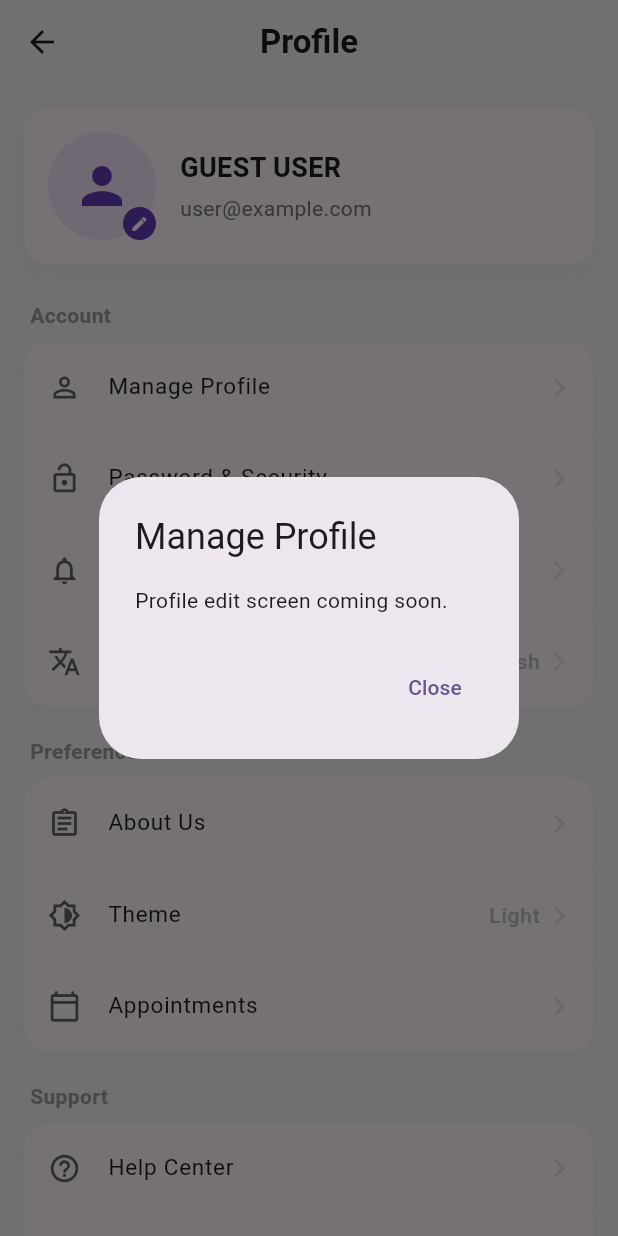
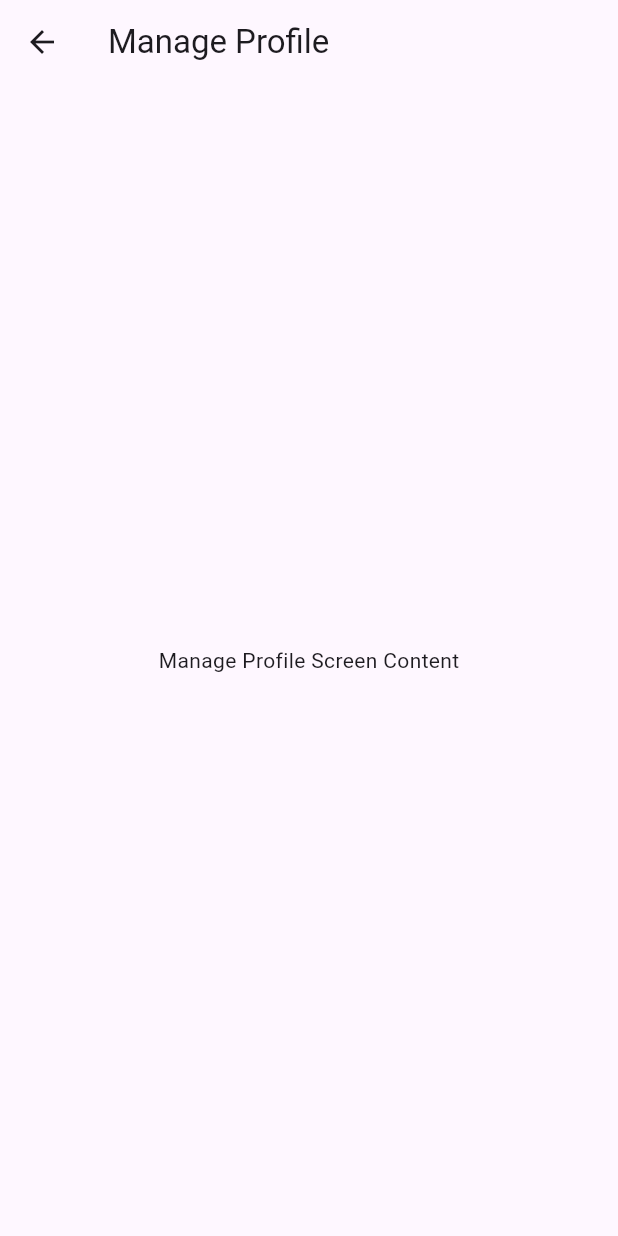
Before and after one commit to KONGBARANG/project-flutter, a Flutter app: the ProfileScreen screen opened directly, after a tap on "Manage Profile", on a phone screen of 412 x 824 dp. Run offline on Flutter 3.47's test engine with Material 3 defaults, Android fonts, the phone set to English and light mode, and no system bars; our stand-ins replace image_picker.

Commit message:
Upload 4 file and commit , fix the code.

```diff
--- a/lib/features/profile/profile_screen.dart
+++ b/lib/features/profile/profile_screen.dart
@@ -5,8 +5,14 @@ import 'package:provider/provider.dart';
 import '../../providers/auth_provider.dart';
 import '../../providers/language_provider.dart';
 import '../../providers/profile_provider.dart';
-import '../../providers/theme_provider.dart'; // Import ដើម្បីទាញយកស្ថានភាព Light/Dark Mode
+import '../../providers/theme_provider.dart';
 import '../notification/notification_screen.dart';
+
+// 🔥 ដំណោះស្រាយ៖ កែតម្រូវផ្លូវ Import ឱ្យត្រឹមត្រូវ (ដក /screens/ ចេញ ព្រោះស្ថិតក្នុង Folder ជាមួយគ្នាស្រាប់)
+import './screens/manage_profile_screen.dart';
+import './screens/password_security_screen.dart';
+import './screens/about_us_screen.dart';
+import './screens/appointments_screen.dart';
 
 class ProfileScreen extends StatelessWidget {
   const ProfileScreen({super.key});
@@ -15,15 +21,14 @@ class ProfileScreen extends StatelessWidget {
   Widget build(BuildContext context) {
     final authProvider = Provider.of<AuthProvider>(context);
     final langProvider = Provider.of<LanguageProvider>(context);
-    final themeProvider = Provider.of<ThemeProvider>(context); // ហៅប្រើប្រាស់សម្រាប់បង្ហាញស្ថានភាព Theme
+    final themeProvider = Provider.of<ThemeProvider>(context);
 
-    // ទាញយកព័ត៌មាន User (បើគ្មានទេ ដាក់តម្លៃលំនាំដើម)
     final String userName = authProvider.email?.split('@').first ?? 'Guest User';
     final String userEmail = authProvider.email ?? 'user@example.com';
     final bool isDark = Theme.of(context).brightness == Brightness.dark;
 
     return Scaffold(
-      backgroundColor: isDark ? const Color(0xFF121212) : const Color(0xFFF5F5F7), // ពណ៌ផ្ទៃក្រោយ
+      backgroundColor: isDark ? const Color(0xFF121212) : const Color(0xFFF5F5F7),
       appBar: AppBar(
         title: Text(
           langProvider.translate('profile'),
@@ -38,7 +43,7 @@ class ProfileScreen extends StatelessWidget {
         child: Column(
           crossAxisAlignment: CrossAxisAlignment.start,
           children: [
-            // 1. ប្រអប់ព័ត៌មានអ្នកប្រើប្រាស់ (User Header Card ដូចគំរូ)
+            // 1. User Header Card
             Container(
               padding: const EdgeInsets.all(16.0),
               decoration: BoxDecoration(
@@ -119,15 +124,21 @@ class ProfileScreen extends StatelessWidget {
             ),
             const SizedBox(height: 24),
 
-            // 2. ផ្នែក Account (លំដាប់លំដោយត្រឹមត្រូវតាមរូបភាពគំរូ)
+            // 2. ផ្នែក Account (Manage Profile ដំណើរការបានយ៉ាងរលូន)
             _buildSectionTitle('Account'),
             _buildGroupCard([
               _buildListTile(Icons.person_outline, 'Manage Profile', () {
-                _showProfileInfoDialog(context, 'Manage Profile', 'Profile edit screen coming soon.');
+                Navigator.push(
+                  context,
+                  MaterialPageRoute(builder: (_) => const ManageProfileScreen()),
+                );
               }),
               _buildDivider(),
               _buildListTile(Icons.lock_open_outlined, 'Password & Security', () {
-                _showProfileInfoDialog(context, 'Password & Security', 'Security settings screen coming soon.');
+                Navigator.push(
+                  context,
+                  MaterialPageRoute(builder: (_) => const PasswordSecurityScreen()),
+                );
               }),
               _buildDivider(),
               _buildListTile(Icons.notifications_none_outlined, 'Notifications', () {
@@ -146,30 +157,35 @@ class ProfileScreen extends StatelessWidget {
             ]),
             const SizedBox(height: 20),
 
-            // 3. ផ្នែក Preferences (លំដាប់លំដោយត្រឹមត្រូវតាមរូបភាពគំរូ)
+            // 3. ផ្នែក Preferences
             _buildSectionTitle('Preferences'),
             _buildGroupCard([
               _buildListTile(Icons.assignment_outlined, 'About Us', () {
-                _showProfileInfoDialog(context, 'About Us', 'Information about our application team.');
+                Navigator.push(
+                  context,
+                  MaterialPageRoute(builder: (_) => const AboutUsScreen()),
+                );
               }),
               _buildDivider(),
               _buildListTile(
                 Icons.brightness_6_outlined,
                 'Theme',
                 () {
-                  // ចុចទៅប្តូរ Mode (Toggle Theme)
                   themeProvider.toggleTheme(!themeProvider.isDarkMode);
                 },
-                trailingText: themeProvider.isDarkMode ? 'Dark' : 'Light', // បង្ហាញ Text តាម State ពិត
+                trailingText: themeProvider.isDarkMode ? 'Dark' : 'Light',
               ),
               _buildDivider(),
               _buildListTile(Icons.calendar_today_outlined, 'Appointments', () {
-                _showProfileInfoDialog(context, 'Appointments', 'Your scheduled appointments will appear here.');
+                Navigator.push(
+                  context,
+                  MaterialPageRoute(builder: (_) => const AppointmentsScreen()),
+                );
               }),
             ]),
             const SizedBox(height: 20),
 
-            // 4. ផ្នែក Support (លំដាប់លំដោយត្រឹមត្រូវតាមរូបភាពគំរូ)
+            // 4. ផ្នែក Support
             _buildSectionTitle('Support'),
             _buildGroupCard([
               _buildListTile(Icons.help_outline, 'Help Center', () {
@@ -213,7 +229,6 @@ class ProfileScreen extends StatelessWidget {
     );
   }
 
-  // Widget សម្រាប់បង្ហាញចំណងជើងផ្នែកនីមួយៗ
   Widget _buildSectionTitle(String title) {
     return Padding(
       padding: const EdgeInsets.only(left: 4.0, bottom: 8.0),
@@ -224,7 +239,6 @@ class ProfileScreen extends StatelessWidget {
     );
   }
 
-  // Widget សម្រាប់បង្កើតប្រអប់ Card ព័ទ្ធជុំវិញបញ្ជីនីមួយៗ
   Widget _buildGroupCard(List<Widget> children) {
     return Builder(
       builder: (context) => Container(
@@ -244,7 +258,6 @@ class ProfileScreen extends StatelessWidget {
     );
   }
 
-  // Widget សម្រាប់បង្កើតជួរ List Item នីមួយៗឱ្យទន់ភ្លន់ Clean
   Widget _buildListTile(IconData icon, String title, VoidCallback onTap, {String? trailingText}) {
     return ListTile(
       contentPadding: const EdgeInsets.symmetric(horizontal: 16, vertical: 2),
@@ -262,19 +275,18 @@ class ProfileScreen extends StatelessWidget {
               style: TextStyle(color: Colors.grey[400], fontSize: 14),
             ),
           const SizedBox(width: 6),
-          Icon(Icons.arrow_forward_ios, color: Colors.grey[300], size: 14), // ប្តូរជាព្រួញស្តើងបែប iOS
+          Icon(Icons.arrow_forward_ios, color: Colors.grey[300], size: 14),
         ],
       ),
       onTap: onTap,
     );
   }
 
-  // បន្ទាត់ខណ្ឌស្តើងៗរវាងជួរនីមួយៗ
   Widget _buildDivider() {
     return Divider(
       height: 1,
       thickness: 0.5,
-      indent: 54, // រំកិលបន្ទាត់ឱ្យផុតពី Icon ខាងមុខ មើលទៅ Clean ដូច iOS
+      indent: 54,
       color: const Color.fromRGBO(238, 238, 238, 0.5),
     );
   }
--- /dev/null
+++ b/lib/features/profile/screens/manage_profile_screen.dart
@@ -0,0 +1,17 @@
+import 'package:flutter/material.dart';
+
+class ManageProfileScreen extends StatelessWidget {
+  const ManageProfileScreen({super.key});
+
+  @override
+  Widget build(BuildContext context) {
+    return Scaffold(
+      appBar: AppBar(
+        title: const Text('Manage Profile'),
+      ),
+      body: const Center(
+        child: Text('Manage Profile Screen Content'),
+      ),
+    );
+  }
+}
--- a/lib/features/profile/screens/profile_screen.dart
+++ b/lib/features/profile/screens/profile_screen.dart
@@ -1 +1,4 @@
 export '../../profile/profile_screen.dart';
+import 'manage_profile_screen.dart';
+import 'password_security_screen.dart';
+import 'about_us_screen.dart';
```
Also changed, not shown: lib/features/profile/screens/about_us_screen.dart (added, +17 -0 lines), lib/features/profile/screens/appointments_screen.dart (added, +32 -0 lines), lib/features/profile/screens/password_security_screen.dart (added, +17 -0 lines).
